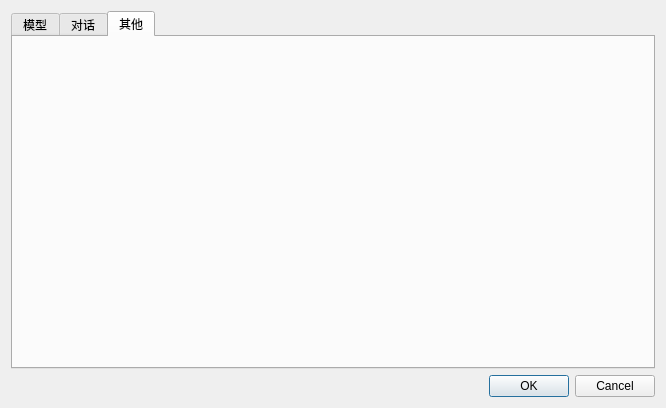
Before: the Qt Designer form ui/settings_dialog.ui in liyixin1/GPTalks, drawn with Qt 5.
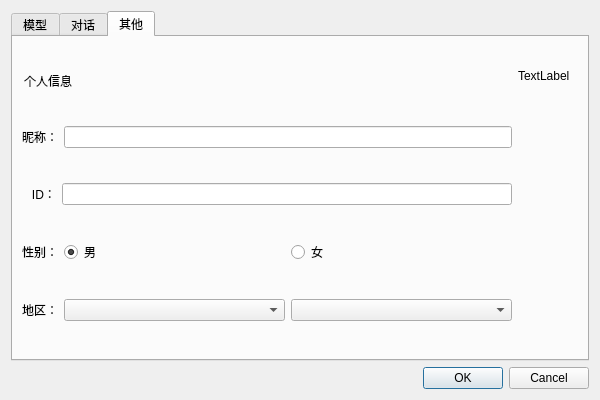
After: the same form once the commit is applied. The open tabs and pages were chosen to show the change.

What changed in the file:
```diff
--- a/ui/settings_dialog.ui
+++ b/ui/settings_dialog.ui
@@ -9,10 +9,16 @@
    <rect>
     <x>0</x>
     <y>0</y>
-    <width>666</width>
-    <height>408</height>
+    <width>600</width>
+    <height>400</height>
    </rect>
   </property>
+  <property name="minimumSize">
+   <size>
+    <width>600</width>
+    <height>400</height>
+   </size>
+  </property>
   <property name="windowTitle">
    <string>Dialog</string>
   </property>
@@ -282,6 +288,177 @@
       <attribute name="title">
        <string>其他</string>
       </attribute>
+      <layout class="QHBoxLayout" name="horizontalLayout_7">
+       <item>
+        <layout class="QVBoxLayout" name="verticalLayout_8">
+         <item>
+          <widget class="QLineEdit" name="lineEdit_2">
+           <property name="styleSheet">
+            <string notr="true">background-color: transparent;
+font: 20pt &quot;微软雅黑&quot;;</string>
+           </property>
+           <property name="text">
+            <string>个人信息</string>
+           </property>
+           <property name="frame">
+            <bool>false</bool>
+           </property>
+           <property name="dragEnabled">
+            <bool>false</bool>
+           </property>
+           <property name="readOnly">
+            <bool>true</bool>
+           </property>
+           <property name="clearButtonEnabled">
+            <bool>false</bool>
+           </property>
+          </widget>
+         </item>
+         <item>
+          <layout class="QHBoxLayout" name="horizontalLayout_2">
+           <item>
+            <widget class="QLabel" name="label_nickname">
+             <property name="text">
+              <string>昵称：</string>
+             </property>
+            </widget>
+           </item>
+           <item>
+            <widget class="QLineEdit" name="lineEdit_nickname">
+             <property name="dragEnabled">
+              <bool>false</bool>
+             </property>
+            </widget>
+           </item>
+          </layout>
+         </item>
+         <item>
+          <layout class="QHBoxLayout" name="horizontalLayout_8">
+           <item>
+            <widget class="QLabel" name="label_id">
+             <property name="text">
+              <string>   ID：</string>
+             </property>
+            </widget>
+           </item>
+           <item>
+            <widget class="QLineEdit" name="lineEdit_id">
+             <property name="readOnly">
+              <bool>true</bool>
+             </property>
+             <property name="clearButtonEnabled">
+              <bool>false</bool>
+             </property>
+            </widget>
+           </item>
+          </layout>
+         </item>
+         <item>
+          <layout class="QHBoxLayout" name="horizontalLayout_3">
+           <item>
+            <widget class="QLabel" name="label_sex">
+             <property name="sizePolicy">
+              <sizepolicy hsizetype="Fixed" vsizetype="Preferred">
+               <horstretch>0</horstretch>
+               <verstretch>0</verstretch>
+              </sizepolicy>
+             </property>
+             <property name="text">
+              <string>性别：</string>
+             </property>
+            </widget>
+           </item>
+           <item>
+            <widget class="QRadioButton" name="radioButton_male">
+             <property name="autoFillBackground">
+              <bool>false</bool>
+             </property>
+             <property name="text">
+              <string>男</string>
+             </property>
+             <property name="checked">
+              <bool>true</bool>
+             </property>
+             <property name="autoRepeat">
+              <bool>false</bool>
+             </property>
+             <attribute name="buttonGroup">
+              <string notr="true">buttonGroup_sex</string>
+             </attribute>
+            </widget>
+           </item>
+           <item>
+            <widget class="QRadioButton" name="radioButton_female">
+             <property name="text">
+              <string>女</string>
+             </property>
+             <property name="checked">
+              <bool>false</bool>
+             </property>
+             <attribute name="buttonGroup">
+              <string notr="true">buttonGroup_sex</string>
+             </attribute>
+            </widget>
+           </item>
+          </layout>
+         </item>
+         <item>
+          <layout class="QHBoxLayout" name="horizontalLayout_5">
+           <item>
+            <widget class="QLabel" name="label_region">
+             <property name="sizePolicy">
+              <sizepolicy hsizetype="Fixed" vsizetype="Preferred">
+               <horstretch>0</horstretch>
+               <verstretch>0</verstretch>
+              </sizepolicy>
+             </property>
+             <property name="frameShadow">
+              <enum>QFrame::Plain</enum>
+             </property>
+             <property name="text">
+              <string>地区：</string>
+             </property>
+             <property name="textFormat">
+              <enum>Qt::AutoText</enum>
+             </property>
+             <property name="wordWrap">
+              <bool>false</bool>
+             </property>
+             <property name="openExternalLinks">
+              <bool>false</bool>
+             </property>
+            </widget>
+           </item>
+           <item>
+            <widget class="QComboBox" name="comboBox_province"/>
+           </item>
+           <item>
+            <widget class="QComboBox" name="comboBox_city"/>
+           </item>
+          </layout>
+         </item>
+        </layout>
+       </item>
+       <item alignment="Qt::AlignTop">
+        <widget class="QLabel" name="label_icon">
+         <property name="minimumSize">
+          <size>
+           <width>60</width>
+           <height>60</height>
+          </size>
+         </property>
+         <property name="maximumSize">
+          <size>
+           <width>60</width>
+           <height>60</height>
+          </size>
+         </property>
+         <property name="text">
+          <string>TextLabel</string>
+         </property>
+        </widget>
+       </item>
+      </layout>
      </widget>
     </widget>
    </item>
```
Left out of the diff: 83 changed lines with no effect on the pictures.
